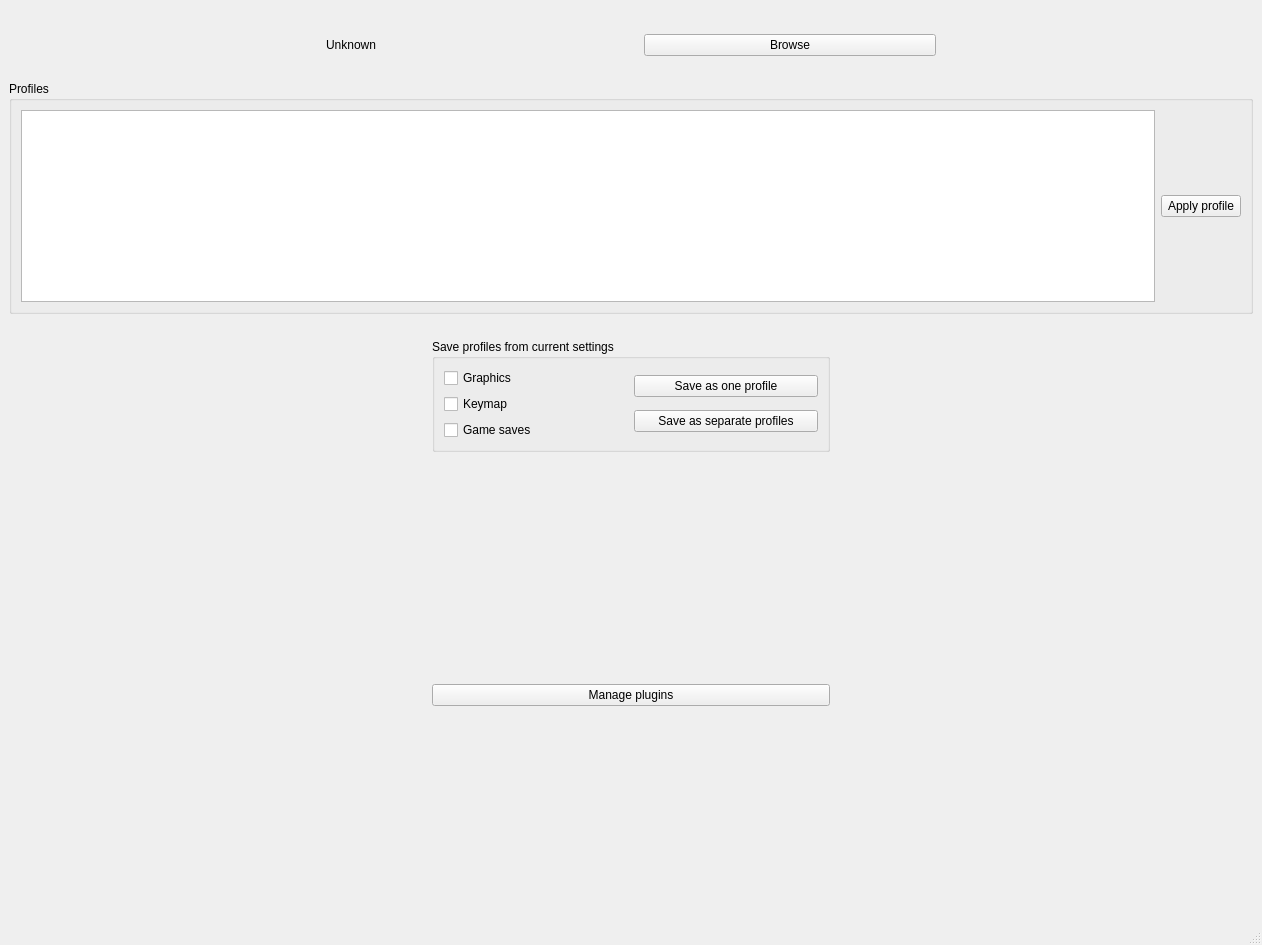
SwitcherForGames/switcher, file res/layout/main_window.ui: the form before one commit.
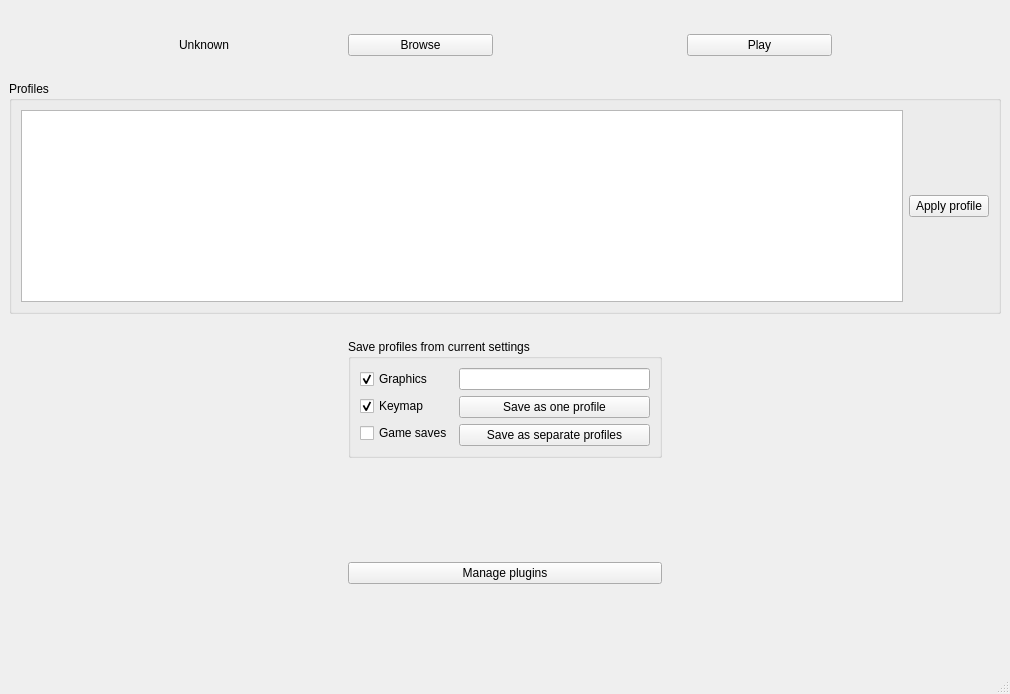
The form after the commit.

Commit message: Add ability to create folders for profiles

What changed in the file:
```diff
--- a/res/layout/main_window.ui
+++ b/res/layout/main_window.ui
@@ -6,8 +6,8 @@
    <rect>
     <x>0</x>
     <y>0</y>
-    <width>1262</width>
-    <height>945</height>
+    <width>1010</width>
+    <height>694</height>
    </rect>
   </property>
   <property name="windowTitle">
@@ -55,6 +55,16 @@
         <item>
          <widget class="QWidget" name="widget_6" native="true"/>
         </item>
+        <item>
+         <widget class="QPushButton" name="btn_play">
+          <property name="text">
+           <string>Play</string>
+          </property>
+         </widget>
+        </item>
+        <item>
+         <widget class="QWidget" name="widget_7" native="true"/>
+        </item>
        </layout>
       </item>
       <item>
@@ -77,7 +87,7 @@
        </widget>
       </item>
       <item>
-       <layout class="QHBoxLayout" name="horizontalLayout_5">
+       <layout class="QHBoxLayout" name="horizontalLayout_5" stretch="1,1,1">
         <item>
          <widget class="QWidget" name="widget" native="true"/>
         </item>
@@ -94,6 +104,9 @@
                <property name="text">
                 <string>Graphics</string>
                </property>
+               <property name="checked">
+                <bool>true</bool>
+               </property>
               </widget>
              </item>
              <item>
@@ -101,6 +114,9 @@
                <property name="text">
                 <string>Keymap</string>
                </property>
+               <property name="checked">
+                <bool>true</bool>
+               </property>
               </widget>
              </item>
              <item>
@@ -114,6 +130,9 @@
            </item>
            <item>
             <layout class="QVBoxLayout" name="verticalLayout_6">
+             <item>
+              <widget class="QLineEdit" name="edit_profile_name"/>
+             </item>
              <item>
               <widget class="QPushButton" name="btn_save_together">
                <property name="text">
```
Left out of the diff: 4 changed lines with no effect on the pictures. The commit also changes 10 other files.
